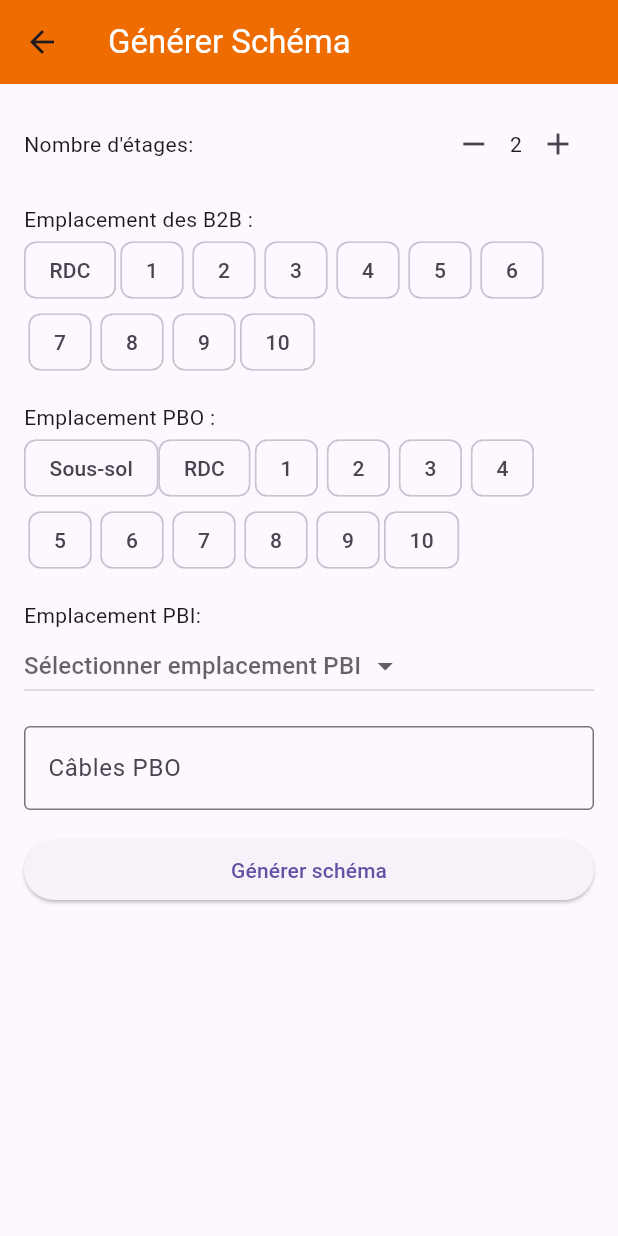
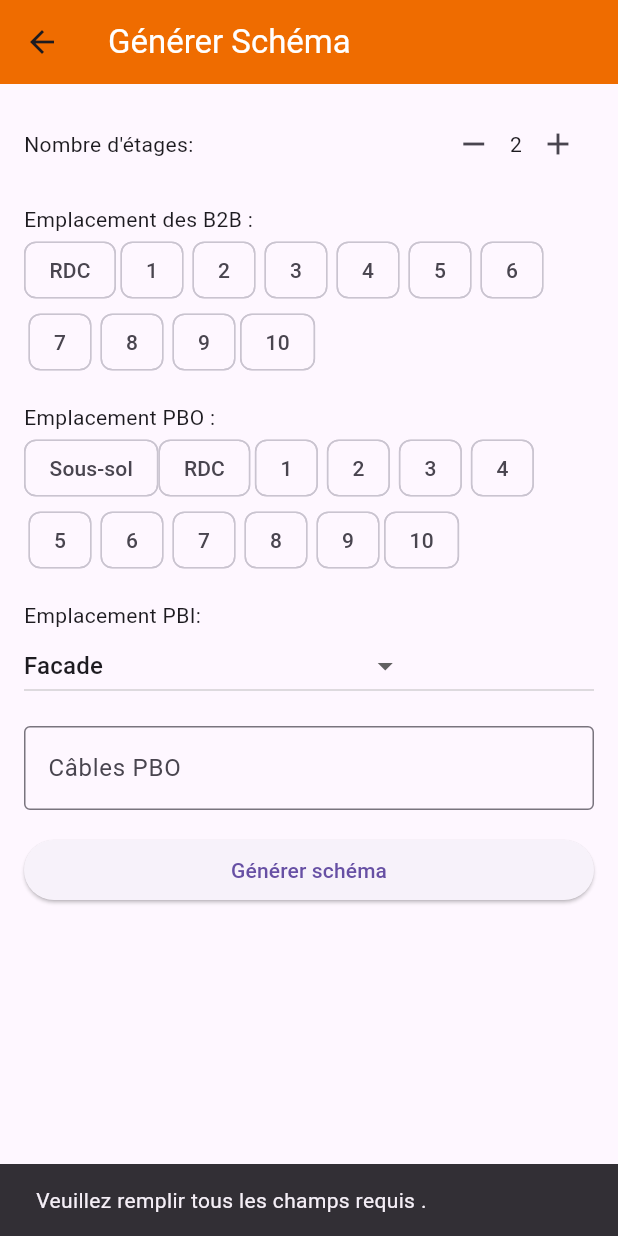
Before and after one commit to JsFn99/camusat_report, a Flutter app: the GenerateSchema screen opened by its route, after a tap on the "add" icon, after a tap on "Générer schéma", on a phone screen of 412 x 824 dp. Run offline on Flutter 3.47's test engine with Material 3 defaults, Android fonts, the phone set to English and light mode, and no system bars; our stand-ins replace file_picker, image_picker, pdf, printing, share_plus, shared_preferences; missing offline and left inert: excel, flutter_pdfview; accounts and stored records are empty.

Commit message:
added error msg during schema generation

```diff
--- a/lib/models/schema.dart
+++ b/lib/models/schema.dart
@@ -1,9 +1,19 @@
 import 'dart:io';
 
 class Schema{
-  int? nbrEtages;
-  late Map<int , String> b2bLocations;
-  late Map<int, String> pboLocations;
-  int? pbiLocation;
-  int? cablePbo;
+  int nbrEtages = 1;
+  Map<int , String> b2bLocations = {};
+  Map<int, String> pboLocations = {};
+  int pbiLocation = -2;
+  int cablePbo = -2;
+
+  bool isValid() {
+    if (pboLocations.isEmpty ||
+        pbiLocation == -2 ||
+        cablePbo == -2
+    ) {
+      return false;
+    }
+    return true;
+  }
 }
--- a/lib/pages/generateSchema.dart
+++ b/lib/pages/generateSchema.dart
@@ -14,12 +14,12 @@ class _GenerateSchemaState extends State<GenerateSchema> {
   int _nombreEtages = 1;
   List<String> _pboLocations = [];
   List<String> _b2bLocations = [];
-  String? _selectedPboLocation;
+  String _selectedPbiLocation = "Facade";
   int _cablesPbo = 1;
 
-  List<String> _b2b = ['RDC', '1', '2', '3', '4', '5', '6', '7', '8', '9', '10'];
-  List<String> _pbiOptions = ['Sous-sol', 'Facade'];
-  List<String> _pboOptions = ['Sous-sol', 'RDC', '1', '2', '3', '4', '5', '6', '7', '8', '9', '10'];
+  final List<String> _b2b = ['RDC', '1', '2', '3', '4', '5', '6', '7', '8', '9', '10'];
+  final List<String> _pbiOptions = ['Sous-sol', 'Facade'];
+  final List<String> _pboOptions = ['Sous-sol', 'RDC', '1', '2', '3', '4', '5', '6', '7', '8', '9', '10'];
 
   late Schema schema = Schema();
   Uint8List? _pdfBytes;
@@ -34,8 +34,7 @@ class _GenerateSchemaState extends State<GenerateSchema> {
           ),
           backgroundColor: Colors.orange[800],
         ),
-      body: _pdfBytes == null
-          ? Padding(
+        body: Padding(
           padding: const EdgeInsets.all(16.0),
           child: ListView(
             children: [
@@ -51,6 +50,7 @@ class _GenerateSchemaState extends State<GenerateSchema> {
                         onPressed: () {
                           setState(() {
                             if (_nombreEtages > 1) _nombreEtages--;
+                            schema.nbrEtages = _nombreEtages;
                           });
                         },
                       ),
@@ -60,6 +60,7 @@ class _GenerateSchemaState extends State<GenerateSchema> {
                         onPressed: () {
                           setState(() {
                             _nombreEtages++;
+                            schema.nbrEtages = _nombreEtages;
                           });
                         },
                       ),
@@ -110,11 +111,10 @@ class _GenerateSchemaState extends State<GenerateSchema> {
                 }).toList(),
               ),
               const SizedBox(height: 16.0),
-
               const Text('Emplacement PBI:'),
               DropdownButton<String>(
                 hint: const Text('Sélectionner emplacement PBI '),
-              value: _selectedPboLocation,
+                value: _selectedPbiLocation,
                 items: _pbiOptions.map((String value) {
                   return DropdownMenuItem<String>(
                     value: value,
@@ -123,7 +123,8 @@ class _GenerateSchemaState extends State<GenerateSchema> {
                 }).toList(),
                 onChanged: (newValue) {
                   setState(() {
-                  _selectedPboLocation = newValue;
+                    _selectedPbiLocation = newValue!;
+                    schema.pbiLocation = _pbiOptions.indexOf(_selectedPbiLocation);
                   });
                 },
               ),
@@ -138,6 +139,7 @@ class _GenerateSchemaState extends State<GenerateSchema> {
                 onChanged: (value) {
                   setState(() {
                     _cablesPbo = int.tryParse(value) ?? 1;
+                    schema.cablePbo = int.tryParse(value) ?? 1;
                   });
                 },
               ),
@@ -145,36 +147,26 @@ class _GenerateSchemaState extends State<GenerateSchema> {
 
               ElevatedButton(
                 onPressed: () async {
-                schema.nbrEtages = _nombreEtages;
+                  if (!schema.isValid()) {
+                    ScaffoldMessenger.of(context).showSnackBar(
+                      const SnackBar(content: Text('Veuillez remplir tous les champs requis .')),
+                    );
+                    return;
+                  }
                   schema.b2bLocations = {for (int i = 0; i < _b2bLocations.length; i++) i + 1: _b2bLocations[i]};
                   schema.pboLocations = {for (int i = 0; i < _pboLocations.length; i++) i + 1: _pboLocations[i]};
-                schema.pbiLocation = _pbiOptions.indexOf(_selectedPboLocation!);
-                schema.cablePbo = _cablesPbo;
 
                   BuildingReport.schema = await SchemaGenerator().generateSchema(schema);
-
-                // print('Schema generated with the following data:');
-                // print('Nombre d\'étages: ${schema.nbrEtages}');
-                // print('Emplacement B2B: ${schema.b2bLocations}');
-                // print('Emplacement PBO: ${schema.pboLocations}');
-                // print('Emplacement PBI: ${schema.pbiLocation}');
-                // print('Câbles PBO: ${schema.cablePbo}');
-
-                // Generate the PDF schema and get the bytes
-                // Uint8List pdfBytes = await SchemaGenerator().generateSchema(schema);
-
-                // setState(() {
-                //   _pdfBytes = pdfBytes;
-                // });
+                  ScaffoldMessenger.of(context).showSnackBar(
+                    const SnackBar(content: Text('Le schéma a été généré .')),
+                  );
+                  Navigator.pop(context);
                 },
                 child: const Text('Générer schéma'),
               ),
             ],
           ),
         )
-          : PdfPreview(
-        build: (context) => _pdfBytes!,
-      ),
     );
   }
 }
```
Also changed, not shown: lib/pages/Reports.dart (+10 -10 lines). Lines whose indentation alone changed are shown as unchanged.
